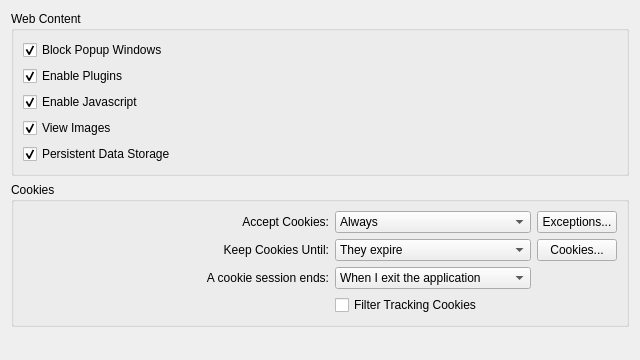
The window that src/plugins/webviewplugin/privacysettings.ui (ABBAPOH/andromeda) describes before a commit, drawn with Qt 5.
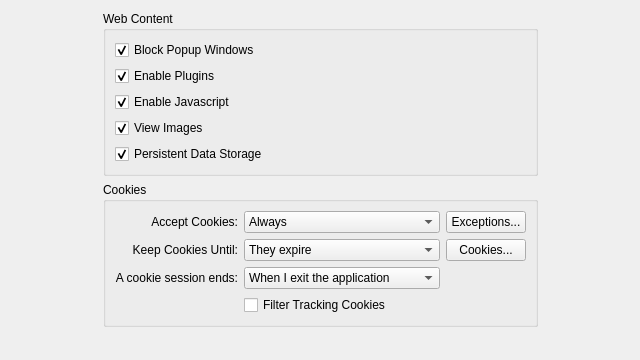
The same window after the commit.

Commit message: Fix privacy settings form

What changed in the file:
```diff
--- a/src/plugins/webviewplugin/privacysettings.ui
+++ b/src/plugins/webviewplugin/privacysettings.ui
@@ -13,9 +13,28 @@
   <property name="windowTitle">
    <string>Form</string>
   </property>
-  <layout class="QVBoxLayout" name="verticalLayout">
-   <item>
+  <layout class="QGridLayout" name="gridLayout" columnstretch="1,5,1">
+   <item row="0" column="0">
+    <spacer name="horizontalSpacer_2">
+     <property name="orientation">
+      <enum>Qt::Horizontal</enum>
+     </property>
+     <property name="sizeHint" stdset="0">
+      <size>
+       <width>40</width>
+       <height>20</height>
+      </size>
+     </property>
+    </spacer>
+   </item>
+   <item row="0" column="1">
     <widget class="QGroupBox" name="groupBox">
+     <property name="sizePolicy">
+      <sizepolicy hsizetype="Expanding" vsizetype="Preferred">
+       <horstretch>0</horstretch>
+       <verstretch>0</verstretch>
+      </sizepolicy>
+     </property>
      <property name="title">
       <string>Web Content</string>
      </property>
@@ -73,8 +92,27 @@
      </layout>
     </widget>
    </item>
-   <item>
+   <item row="0" column="2">
+    <spacer name="horizontalSpacer">
+     <property name="orientation">
+      <enum>Qt::Horizontal</enum>
+     </property>
+     <property name="sizeHint" stdset="0">
+      <size>
+       <width>10</width>
+       <height>20</height>
+      </size>
+     </property>
+    </spacer>
+   </item>
+   <item row="1" column="1">
     <widget class="QGroupBox" name="cookiesGroupBox">
+     <property name="sizePolicy">
+      <sizepolicy hsizetype="Expanding" vsizetype="Preferred">
+       <horstretch>0</horstretch>
+       <verstretch>0</verstretch>
+      </sizepolicy>
+     </property>
      <property name="title">
       <string>Cookies</string>
      </property>
@@ -91,6 +129,12 @@
       </item>
       <item row="0" column="1">
        <widget class="QComboBox" name="acceptCombo">
+        <property name="sizePolicy">
+         <sizepolicy hsizetype="Expanding" vsizetype="Fixed">
+          <horstretch>0</horstretch>
+          <verstretch>0</verstretch>
+         </sizepolicy>
+        </property>
         <item>
          <property name="text">
           <string>Always</string>
@@ -127,6 +171,12 @@
       </item>
       <item row="1" column="1">
        <widget class="QComboBox" name="keepUntilCombo">
+        <property name="sizePolicy">
+         <sizepolicy hsizetype="Expanding" vsizetype="Fixed">
+          <horstretch>0</horstretch>
+          <verstretch>0</verstretch>
+         </sizepolicy>
+        </property>
         <item>
          <property name="text">
           <string>They expire</string>
@@ -151,21 +201,14 @@
         </property>
        </widget>
       </item>
-      <item row="3" column="0">
-       <spacer name="horizontalSpacer_4">
-        <property name="orientation">
-         <enum>Qt::Horizontal</enum>
-        </property>
-        <property name="sizeHint" stdset="0">
-         <size>
-          <width>40</width>
-          <height>20</height>
-         </size>
-        </property>
-       </spacer>
-      </item>
       <item row="3" column="1">
        <widget class="QCheckBox" name="filterTrackingCookiesCheckbox">
+        <property name="sizePolicy">
+         <sizepolicy hsizetype="Expanding" vsizetype="Fixed">
+          <horstretch>0</horstretch>
+          <verstretch>0</verstretch>
+         </sizepolicy>
+        </property>
         <property name="text">
          <string>Filter Tracking Cookies</string>
         </property>
@@ -183,6 +226,12 @@
       </item>
       <item row="2" column="1">
        <widget class="QComboBox" name="cookieSessionCombo">
+        <property name="sizePolicy">
+         <sizepolicy hsizetype="Expanding" vsizetype="Fixed">
+          <horstretch>0</horstretch>
+          <verstretch>0</verstretch>
+         </sizepolicy>
+        </property>
         <item>
          <property name="text">
           <string>When I exit the application</string>
@@ -218,7 +267,7 @@
      </layout>
     </widget>
    </item>
-   <item>
+   <item row="2" column="0" colspan="3">
     <spacer name="verticalSpacer">
      <property name="orientation">
       <enum>Qt::Vertical</enum>
```
Left out of the diff: 2 changed lines with no effect on the pictures.
